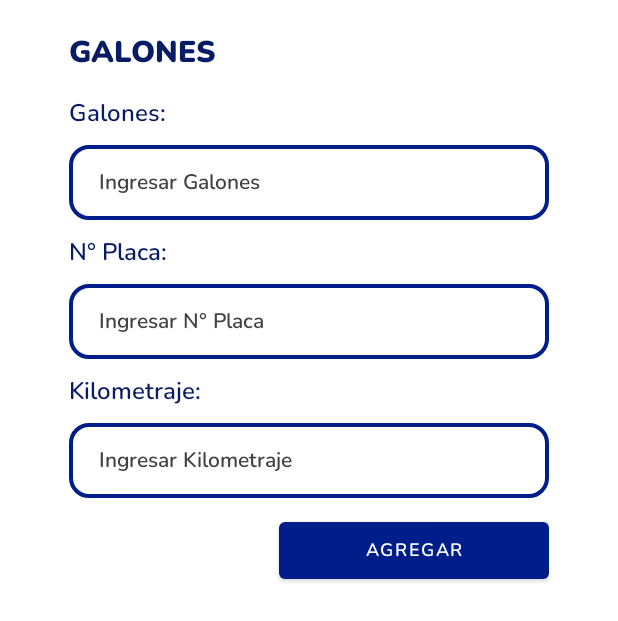
After one commit to melinallacuag/fragmentMenu, an Android app: the layout fragment_editar_modal_galones.xml on its own in the app's theme, with its tools: preview values and no code run, on a phone screen of 412 x 824 dp. The commit adds this screen. Shown: the top 621 px of the screen. Run offline under Robolectric (Android 15) with nearby library versions, the phone set to English and light mode, and no system bars.

Commit message:
implementacion de su modal galones

```diff
--- /dev/null
+++ b/app/src/main/java/com/example/fragmentmenu/EditarModalGalonesFragment.kt
@@ -0,0 +1,23 @@
+package com.example.fragmentmenu
+
+import android.os.Bundle
+import androidx.fragment.app.Fragment
+import android.view.LayoutInflater
+import android.view.View
+import android.view.ViewGroup
+import androidx.fragment.app.DialogFragment
+
+
+class EditarModalGalonesFragment : DialogFragment() {
+
+
+    override fun onCreateView(
+        inflater: LayoutInflater, container: ViewGroup?,
+        savedInstanceState: Bundle?
+    ): View? {
+        // Inflate the layout for this fragment
+        return inflater.inflate(R.layout.fragment_editar_modal_galones, container, false)
+    }
+
+
+}
--- a/app/src/main/java/com/example/fragmentmenu/EditarOpFacturaFragment.kt
+++ b/app/src/main/java/com/example/fragmentmenu/EditarOpFacturaFragment.kt
@@ -26,7 +26,13 @@ class EditarOpFacturaFragment : Fragment() {
 
         btneditarfactura.setOnClickListener{
             val showeditarfactura = EditarModalFacturaFragment()
-            showeditarfactura.show((activity as AppCompatActivity).supportFragmentManager,"shop")
+            showeditarfactura.show((activity as AppCompatActivity).supportFragmentManager,"editar factura")
+
+        }
+
+        btneditargalones.setOnClickListener{
+            val showeditargalones = EditarModalGalonesFragment()
+            showeditargalones.show((activity as AppCompatActivity).supportFragmentManager,"editar galones")
 
         }
 
--- /dev/null
+++ b/app/src/main/res/layout/fragment_editar_modal_galones.xml
@@ -0,0 +1,128 @@
+<?xml version="1.0" encoding="utf-8"?>
+<androidx.constraintlayout.widget.ConstraintLayout xmlns:android="http://schemas.android.com/apk/res/android"
+    xmlns:app="http://schemas.android.com/apk/res-auto"
+    xmlns:tools="http://schemas.android.com/tools"
+    android:layout_width="match_parent"
+    android:layout_height="match_parent"
+    tools:context=".EditarModalGalonesFragment">
+
+    <LinearLayout
+        android:layout_width="380sp"
+        android:layout_height="wrap_content"
+        android:orientation="vertical"
+        android:paddingStart="30dp"
+        android:paddingTop="20dp"
+        android:paddingEnd="30dp"
+        android:paddingBottom="20dp"
+        app:layout_constraintEnd_toEndOf="parent"
+        app:layout_constraintStart_toStartOf="parent"
+        app:layout_constraintTop_toTopOf="parent">
+
+        <LinearLayout
+            android:layout_width="match_parent"
+            android:layout_height="wrap_content">
+
+            <TextView
+                android:layout_width="match_parent"
+                android:layout_height="wrap_content"
+                android:fontFamily="@font/nunito_black"
+                android:text="GALONES"
+                android:textColor="#071C65"
+                android:textSize="20sp"
+                android:textStyle="bold" />
+
+
+        </LinearLayout>
+
+
+        <TextView
+            android:layout_width="match_parent"
+            android:layout_height="wrap_content"
+            android:layout_marginTop="15sp"
+            android:fontFamily="@font/nunito_semibold"
+            android:text="Galones:"
+            android:textColor="#071C65"
+            android:textSize="16sp"
+            android:textStyle="bold" />
+
+        <EditText
+            android:id="@+id/inputgalones"
+            android:layout_width="match_parent"
+            android:layout_height="50sp"
+            android:layout_marginTop="10sp"
+            android:background="@drawable/border"
+            android:drawablePadding="12sp"
+            android:fontFamily="@font/nunito_semibold"
+            android:hint="Ingresar Galones"
+            android:inputType="number"
+            android:paddingLeft="20sp"
+            android:textColor="#123456"
+            android:textColorHint="#404143"
+            android:textSize="14sp" />
+
+        <TextView
+            android:layout_width="match_parent"
+            android:layout_height="wrap_content"
+            android:layout_marginTop="10sp"
+            android:fontFamily="@font/nunito_semibold"
+            android:text="N° Placa:"
+            android:textColor="#071C65"
+            android:textSize="16sp"
+            android:textStyle="bold" />
+
+        <EditText
+            android:id="@+id/inputplaca"
+            android:layout_width="match_parent"
+            android:layout_height="50sp"
+            android:layout_marginTop="10sp"
+            android:background="@drawable/border"
+            android:drawablePadding="12sp"
+            android:fontFamily="@font/nunito_semibold"
+            android:hint="Ingresar N° Placa"
+            android:inputType="text"
+            android:paddingLeft="20sp"
+            android:textColor="#123456"
+            android:textColorHint="#404143"
+            android:textSize="14sp" />
+
+
+        <TextView
+            android:layout_width="match_parent"
+            android:layout_height="wrap_content"
+            android:layout_marginTop="10sp"
+            android:fontFamily="@font/nunito_semibold"
+            android:text="Kilometraje:"
+            android:textColor="#071C65"
+            android:textSize="16sp"
+            android:textStyle="bold" />
+
+        <EditText
+            android:id="@+id/inputkilometro"
+            android:layout_width="match_parent"
+            android:layout_height="50sp"
+            android:layout_marginTop="10sp"
+            android:background="@drawable/border"
+            android:drawablePadding="12sp"
+            android:fontFamily="@font/nunito_semibold"
+            android:hint="Ingresar Kilometraje"
+            android:inputType="text"
+            android:paddingLeft="20sp"
+            android:textColor="#123456"
+            android:textColorHint="#404143"
+            android:textSize="14sp" />
+
+        <Button
+            android:id="@+id/dialogDismiss_button"
+            android:layout_width="180dp"
+            android:layout_height="50sp"
+            android:layout_gravity="end"
+            android:layout_marginTop="10sp"
+            android:fontFamily="@font/nunito_semibold"
+            android:gravity="center"
+            android:text="Agregar"
+            android:textAllCaps="true"
+            android:textColor="#fff"
+            android:textSize="12sp" />
+    </LinearLayout>
+
+</androidx.constraintlayout.widget.ConstraintLayout>
--- a/app/src/main/res/layout/fragment_editar_op_factura.xml
+++ b/app/src/main/res/layout/fragment_editar_op_factura.xml
@@ -787,17 +787,18 @@
         android:textColor="#FFFFFF"
         android:textSize="10sp"
         app:cornerRadius="5sp"
-        app:layout_constraintEnd_toStartOf="@+id/btngalones"
+        app:layout_constraintEnd_toStartOf="@+id/btneditargalones"
         app:layout_constraintStart_toEndOf="@+id/btnlibre"
         app:layout_constraintTop_toBottomOf="@+id/textView3" />
 
     <Button
-        android:id="@+id/btngalones"
+        android:id="@+id/btneditargalones"
         android:layout_width="110sp"
         android:layout_height="50sp"
         android:layout_marginTop="5dp"
         android:layout_marginEnd="20dp"
         android:fontFamily="@font/nunito_extrabold"
+        android:backgroundTint="#4188BF"
         android:letterSpacing="0.05"
         android:text="GALONES"
         android:textAlignment="center"
@@ -835,7 +836,7 @@
         android:fontFamily="@font/nunito_extrabold"
         android:letterSpacing="0.05"
         android:text="FACTURA"
-        android:backgroundTint="#F31212"
+        android:backgroundTint="#4188BF"
         android:textAlignment="center"
         android:textColor="#FFFFFF"
         android:textSize="10sp"
```
